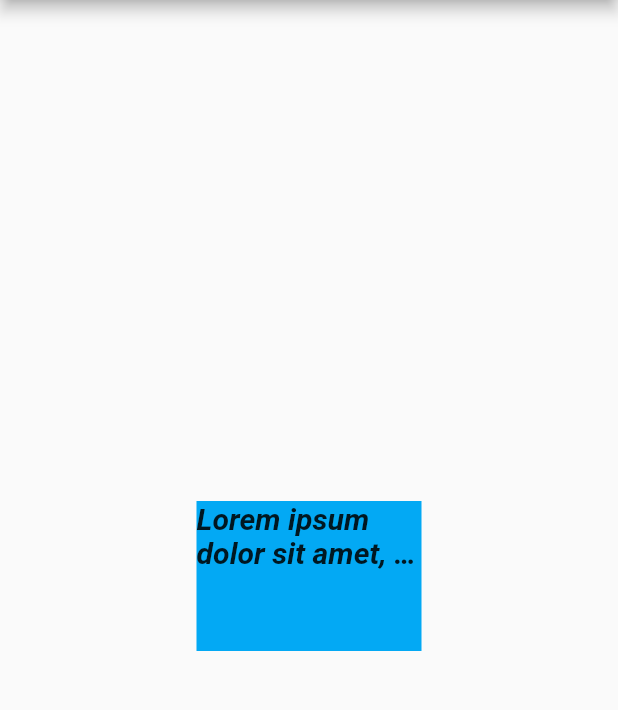
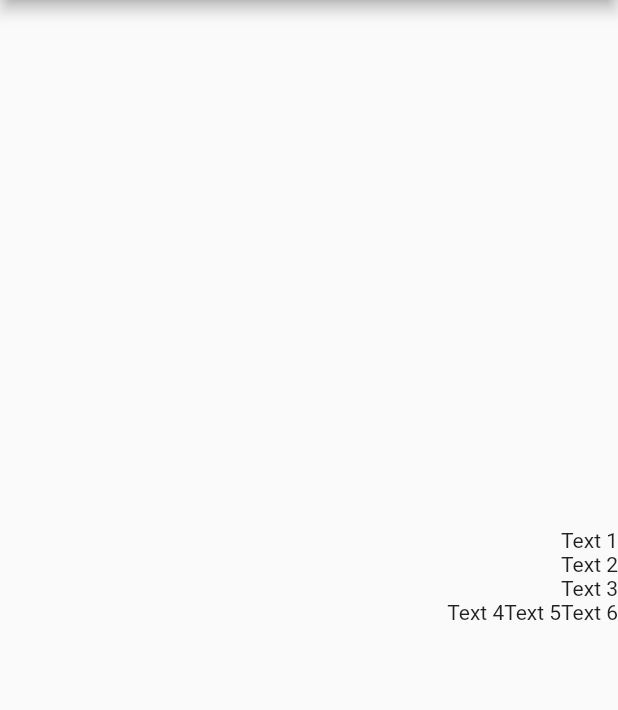
Before and after one commit to rizqyfahmi/hello-flutter, a Flutter app: the screen it shows after launch, on a phone screen of 412 x 824 dp, the part 84-794 px from its top. Run offline on Flutter 3.47's test engine with Material 2 defaults, Android fonts, the phone set to English and light mode, and no system bars.

Commit message:
Column and Row Widget

```diff
--- a/lib/main.dart
+++ b/lib/main.dart
@@ -18,22 +18,25 @@ class MyApp extends StatelessWidget {
                 ),
                 //  Center is a widget that centers its child
                 body: Center(
-                    // Container is used to make us can implement padding, margin, background, etc to its child
-                    child: Container(
-                        color: Colors.lightBlue,
-                        width: 150,
-                        height: 100,
-                        child: const Text(
-                            "Lorem ipsum dolor sit amet, consectetur adipiscing elit",
-                            maxLines: 2,
-                            overflow: TextOverflow.ellipsis,
-                            style: TextStyle(
-                                fontWeight: FontWeight.bold,
-                                fontStyle: FontStyle.italic,
-                                fontSize: 20
-                            ),
-                        ),
-                    ),
+                    // Column is a widget used to display its children vertically
+                    child: Column(
+                        mainAxisAlignment: MainAxisAlignment.center,
+                        crossAxisAlignment: CrossAxisAlignment.end,
+                        children: [
+                            const Text("Text 1"),
+                            const Text("Text 2"),
+                            const Text("Text 3"),
+                            // Row is a widget used to display its children horizontally
+                            Row(
+                                mainAxisAlignment: MainAxisAlignment.end,
+                                children: const [
+                                    Text("Text 4"),
+                                    Text("Text 5"),
+                                    Text("Text 6"),
+                                ],
+                            )
+                        ],
+                    )
                 ),
             ),
         );
```
